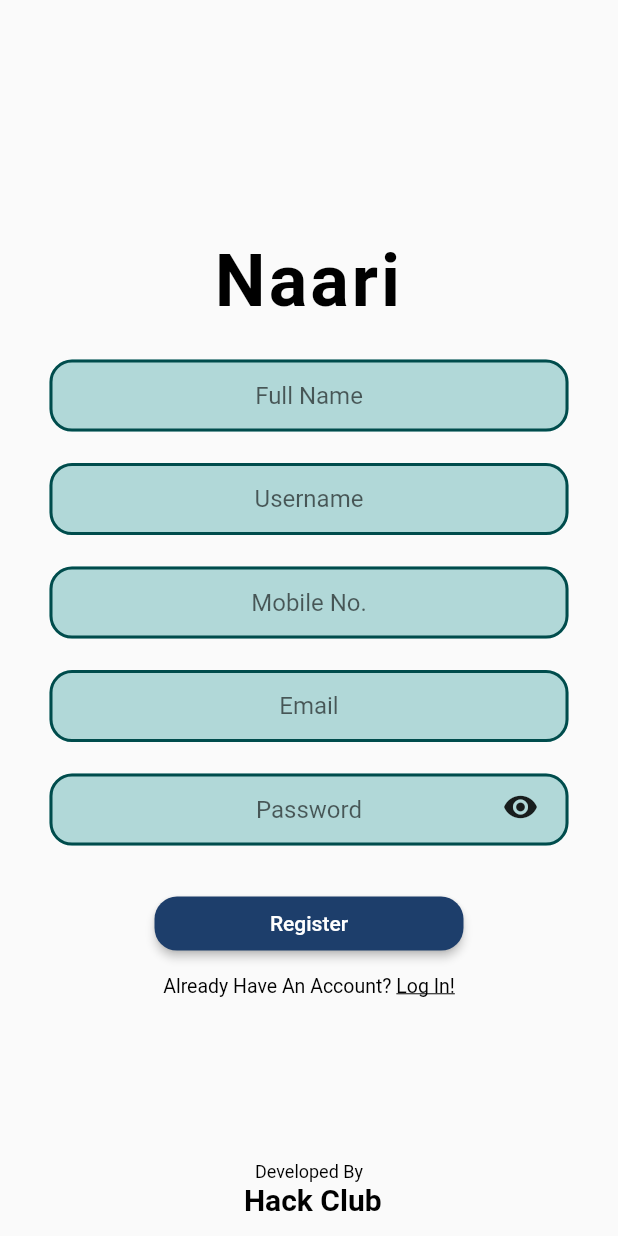
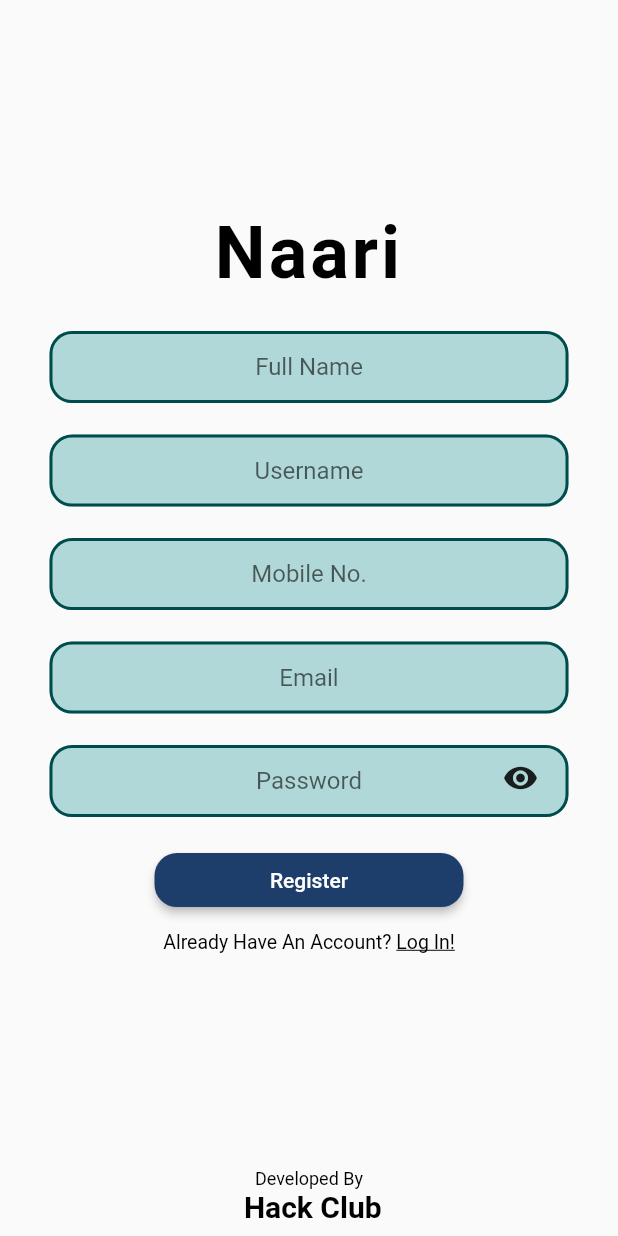
Before and after one commit to M-Manas-s/Paavya, a Flutter app: the registration_Screen screen opened by its route, on a phone screen of 412 x 824 dp. Run offline on Flutter 3.47's test engine with Material 2 defaults, Android fonts, the phone set to English and light mode, and no system bars; our stand-ins replace auto_size_text, cloud_firestore, contained_tab_bar_view, custom_navigation_bar, email_validator, firebase_auth and 13 more; missing offline and left inert: flutter_audio_query, stepper_counter_swipe; accounts and stored records are empty; Roboto replaces fonts that are missing (Samarkan); statements that could not run were skipped.

Commit message:
fixed registration page (wasnt working in build vversion)

```diff
--- a/lib/main.dart
+++ b/lib/main.dart
@@ -36,6 +36,7 @@ Future<void> main() async {
         splashColor: Colors.transparent,
         highlightColor: Colors.transparent,
         accentColor: Color(0xFF8CC4C4)),
+    // home: registration_Screen(),
     home: email != null ? navBar() : welcome_Screen(),
     routes: {
       welcome_Screen.id: (context) => welcome_Screen(),
--- a/lib/screens/registration_Screen.dart
+++ b/lib/screens/registration_Screen.dart
@@ -43,15 +43,19 @@ class _registration_ScreenState extends State<registration_Screen> {
         resizeToAvoidBottomInset: false,
         body: Form(
           key: _formKey,
-          child: Stack(
+          child: Column(
+            mainAxisAlignment: MainAxisAlignment.center,
             children: [
+              SizedBox(
+                height: 10,
+              ),
               Expanded(
-                flex: 6,
+                flex: 10,
                 child: Padding(
-                  padding: const EdgeInsets.all(8.0),
+                  padding: const EdgeInsets.fromLTRB(8, 8, 8, 0),
                   child: Center(
                     child: Padding(
-                      padding: const EdgeInsets.all(8.0),
+                      padding: const EdgeInsets.fromLTRB(8, 8, 8, 0),
                       child: Column(
                         mainAxisAlignment: MainAxisAlignment.center,
                         children: [
@@ -174,7 +178,7 @@ class _registration_ScreenState extends State<registration_Screen> {
                             ),
                           ),
                           SizedBox(
-                            height: 20,
+                            height: 10,
                           ),
                           buttonWidget(
                             title: "Register",
@@ -235,7 +239,7 @@ class _registration_ScreenState extends State<registration_Screen> {
                   child: Align(
                 alignment: Alignment.bottomCenter,
                 child: Padding(
-                  padding: const EdgeInsets.all(13.0),
+                  padding: const EdgeInsets.all(8.0),
                   child: logoRichText(),
                 ),
               ))
```
